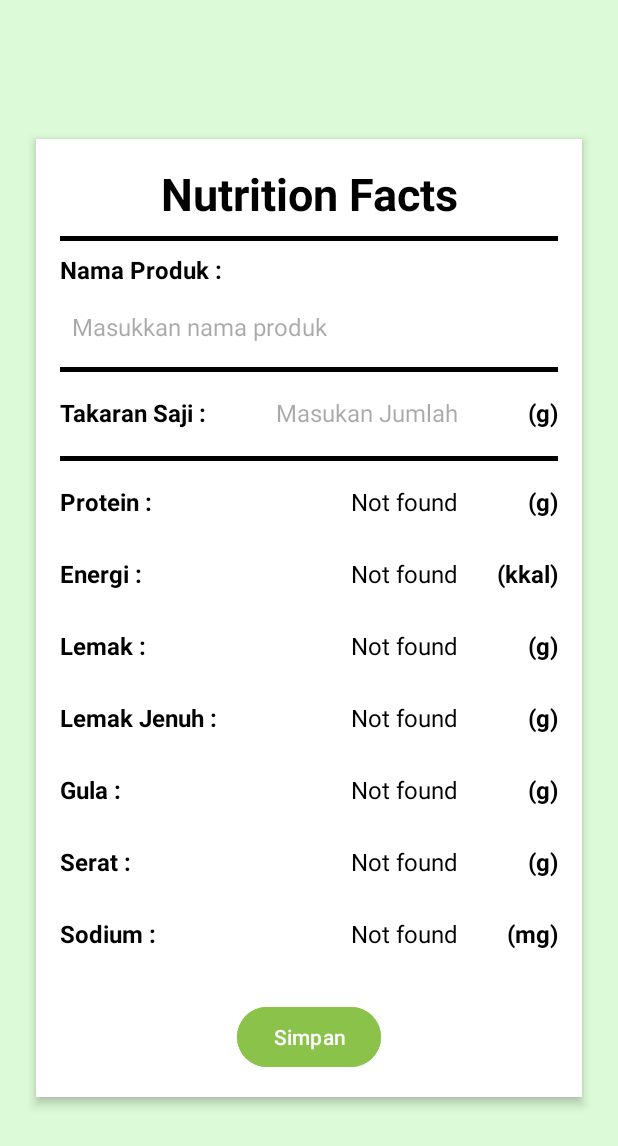
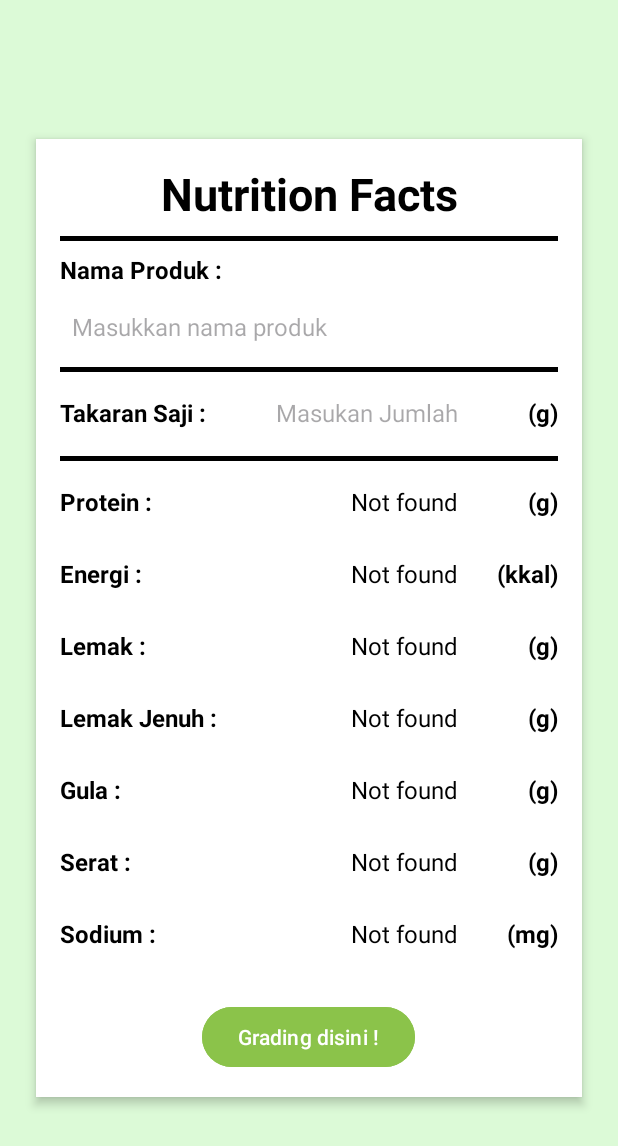
Before and after one commit to NutriRate-Bangkit/NutriRate-MobileDevelopment, an Android app: the ResultActivity screen opened directly, with no data from a screen before it, on a phone screen of 412 x 824 dp. Shown: the top 1146 px of the screen. Run offline under Robolectric (Android 15) with nearby library versions, the phone set to English and light mode, and no system bars.

Commit message:
profilexml

```diff
--- a/app/src/main/res/layout/activity_profile.xml
+++ b/app/src/main/res/layout/activity_profile.xml
@@ -80,10 +80,9 @@
 
 
                 <TextView
-                    android:id="@+id/tv_name"
+                    android:id="@+id/tvName"
                     android:layout_width="wrap_content"
                     android:layout_height="wrap_content"
-                    android:text="Jonathan Putra"
                     android:textSize="20sp"
                     android:textStyle="bold"
                     android:textColor="@color/black" />
@@ -92,10 +91,9 @@
 
 
                 <TextView
-                    android:id="@+id/tv_email"
+                    android:id="@+id/tvEmail"
                     android:layout_width="wrap_content"
                     android:layout_height="wrap_content"
-                    android:text="jhonputra00@gmail.com"
                     android:textSize="16sp"
                     android:textColor="@color/black" />
             </LinearLayout>
--- a/app/src/main/res/layout/activity_result.xml
+++ b/app/src/main/res/layout/activity_result.xml
@@ -414,7 +414,7 @@
             android:layout_height="wrap_content"
             android:layout_gravity="center_horizontal"
             android:layout_marginTop="16dp"
-            android:text="@string/save"
+            android:text="@string/grading"
             android:textColor="#FFFFFF"
             android:backgroundTint="#8BC34A" />
     </LinearLayout>
--- a/app/src/main/res/values/strings.xml
+++ b/app/src/main/res/values/strings.xml
@@ -53,7 +53,7 @@
     <string name="dietary_fiber_label">Serat :</string>
     <string name="salt_label">Sodium :</string>
     <string name="value_100">100</string>
-    <string name="save">Simpan</string>
+    <string name="grading">Grading disini !</string>
     <string name="button_gallery_desc">Button Gallery</string>
     <string name="button_capture_desc">Button Capture</string>
     <string name="button_switch_desc">Button Switch Camera</string>
```
